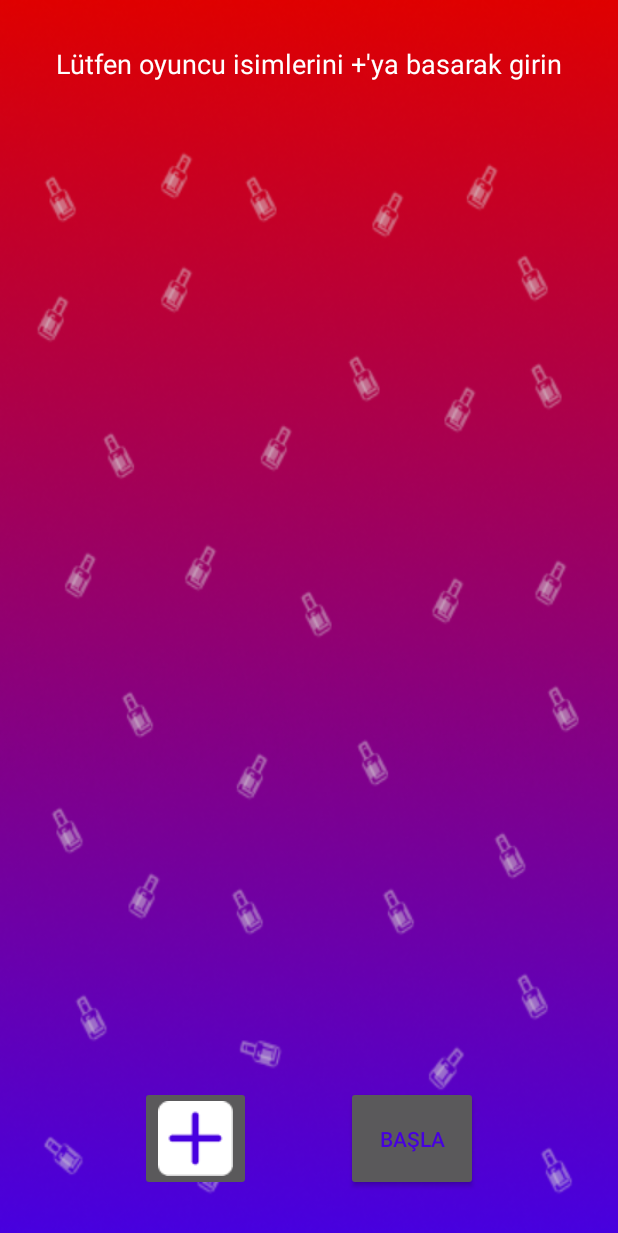
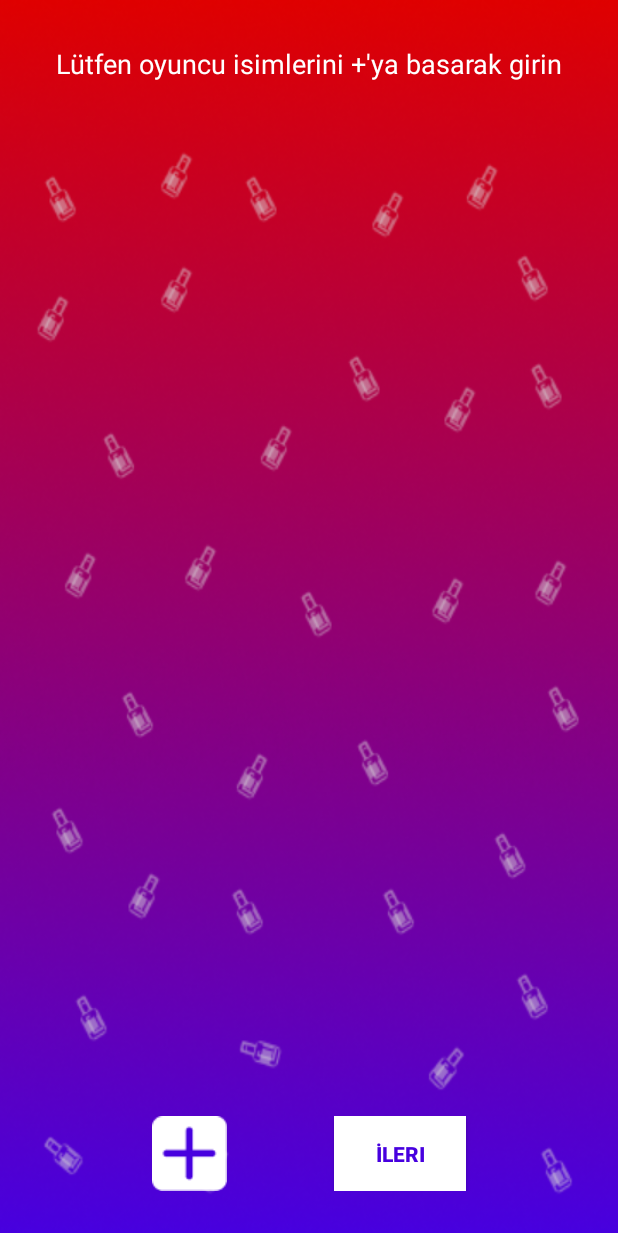
Before and after one commit to CaferCelal/Drink, an Android app: the screen it shows after launch (getPlayer), after a tap on "OYUNA BAŞLA", on a phone screen of 412 x 824 dp. Shown: the top 1233 px of the screen. Run offline under Robolectric (Android 15) with nearby library versions, the phone set to English and light mode, and no system bars.

```diff
--- /dev/null
+++ b/app/src/main/java/com/example/ulan/MediaHandler.java
@@ -0,0 +1,37 @@
+package com.example.ulan;
+
+import android.content.Context;
+import android.media.MediaPlayer;
+import android.widget.Toast;
+
+public class MediaHandler {
+    MediaPlayer player;
+
+    public void play(Context context,int song) {
+        if (player == null) {
+            player = MediaPlayer.create(context,song);
+            player.setOnCompletionListener(new MediaPlayer.OnCompletionListener() {
+                @Override
+                public void onCompletion(MediaPlayer mp) {
+                    stopPlayer(context,song);
+                }
+            });
+        }
+
+        player.start();
+    }
+    public void pause() {
+        if (player != null) {
+            player.pause();
+        }
+    }
+
+    private void stopPlayer(Context context,int song) {
+        if (player != null) {
+            player.release();
+            player = null;
+            play(context,song);
+        }
+
+    }
+}
--- a/app/src/main/java/com/example/ulan/getShot.kt
+++ b/app/src/main/java/com/example/ulan/getShot.kt
@@ -53,6 +53,7 @@ class getShot : AppCompatActivity() {
                 intent.putStringArrayListExtra("playerList",playerList)
                 intent.putStringArrayListExtra("shotList",shotList)
                 startActivity(intent)
+                finish()
             }
             else{
                 val toast = Toast.makeText(this,"En az 1 içki bulunmalıdır", Toast.LENGTH_SHORT)
--- a/app/src/main/java/com/example/ulan/welcome.kt
+++ b/app/src/main/java/com/example/ulan/welcome.kt
@@ -9,9 +9,14 @@ import kotlinx.android.synthetic.main.activity_welcome.*
 import kotlinx.android.synthetic.main.basic_textview_alert.view.*
 
 class welcome : AppCompatActivity() {
+    val music = MediaHandler()
+    var musicCount =0
     override fun onCreate(savedInstanceState: Bundle?) {
         super.onCreate(savedInstanceState)
         setContentView(R.layout.activity_welcome)
+        music.play(this,R.raw.intro)
+
+
         start.setOnClickListener {
             val intent =Intent(this,getPlayer::class.java)
             startActivity(intent)
@@ -24,9 +29,20 @@ class welcome : AppCompatActivity() {
             howToPlayAction()
         }
         exit.setOnClickListener{
-            finish()
+            finishAffinity()
         }
     }
+
+    override fun onPause() {
+        super.onPause()
+        music.pause()
+    }
+
+    override fun onRestart() {
+        super.onRestart()
+        music.play(this,R.raw.intro)
+    }
+
 
 
 
--- a/app/src/main/res/layout/activity_get_player.xml
+++ b/app/src/main/res/layout/activity_get_player.xml
@@ -40,7 +40,7 @@
             android:layout_width="0dp"
             android:layout_height="wrap_content"
             android:layout_weight="1"/>
-        <androidx.appcompat.widget.AppCompatImageButton
+        <ImageView
             android:id="@+id/addBtn"
             android:layout_width="wrap_content"
             android:layout_height="wrap_content"
@@ -55,8 +55,10 @@
             android:id="@+id/playBtn"
             android:layout_width="wrap_content"
             android:layout_height="match_parent"
-            android:text="Başla"
-            android:textColor="@color/myBlue"/>
+            android:text="İleri"
+            android:textColor="@color/myBlue"
+            android:background="@color/white"
+            android:textStyle="bold"/>
         <Space
             android:layout_width="0dp"
             android:layout_height="wrap_content"
--- a/app/src/main/res/layout/activity_welcome.xml
+++ b/app/src/main/res/layout/activity_welcome.xml
@@ -72,10 +72,10 @@
         android:layout_margin="40dp"
         android:orientation="horizontal"
         >
-        <ImageButton
+        <ImageView
             android:layout_width="0dp"
             android:layout_height="match_parent"
-            android:src="@drawable/howtoplay"
+            android:src="@drawable/how_to_play"
             android:layout_weight="1"
             android:id="@+id/howToPlay"
             />
--- a/app/src/main/res/layout/get_player_alertbox.xml
+++ b/app/src/main/res/layout/get_player_alertbox.xml
@@ -12,11 +12,11 @@
         android:layout_height="wrap_content"
         android:layout_weight="5"
         android:textColor="@color/white"/>
-    <ImageButton
+    <ImageView
         android:id="@+id/checkBtn"
         android:layout_width="0dp"
         android:layout_height="match_parent"
         android:layout_weight="1"
-        app:srcCompat="@android:drawable/checkbox_on_background" />
+        app:srcCompat="@drawable/ok" />
 
 </LinearLayout>
--- a/app/src/main/res/values/strings-en.xml
+++ b/app/src/main/res/values/strings-en.xml
@@ -1,5 +1,4 @@
 <?xml version="1.0" encoding="utf-8"?>
 <resources>
-    <string name="app_name">Drink!</string>
-    <string name="ehowToPlay"> ingilizcesi</string>
+
 </resources>
```
Also changed, not shown: app/src/main/java/com/example/ulan/MainActivity.kt (+17 -35 lines), app/src/main/res/drawable/shot_counter_view.xml (added, +11 -0 lines), app/src/main/res/layout/activity_get_shot.xml (+6 -2 lines), app/src/main/res/layout/recycler_row_for_add_people.xml (+8 -13 lines), app/src/main/res/layout/shot_counter_view.xml (+12 -6 lines), app/src/main/res/drawable/how_to_play.png (added), app/src/main/res/drawable/howtoplay.png (deleted), 1 other file.
